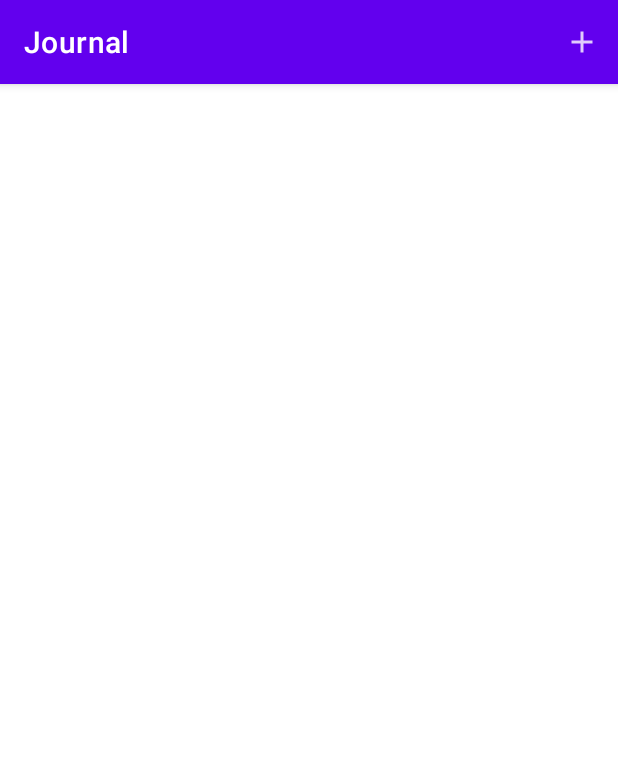
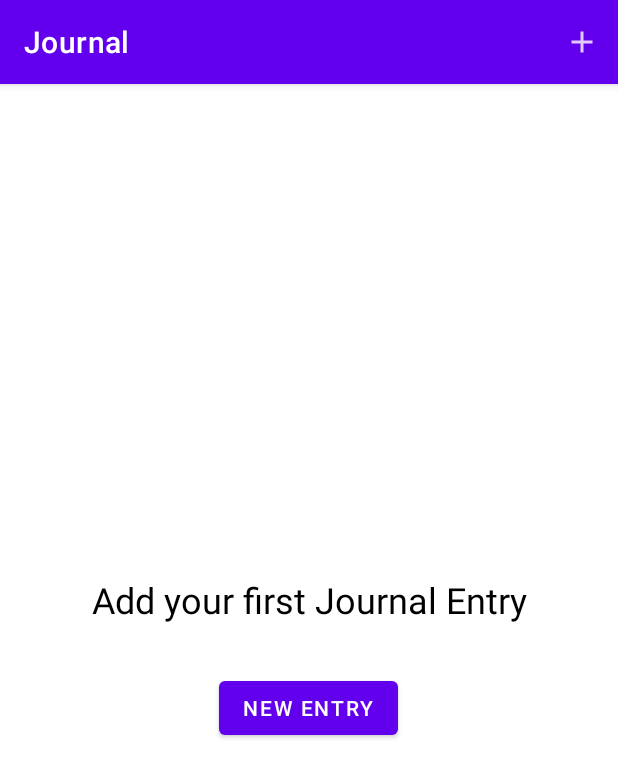
Before and after one commit to aaronalba/android-journal, an Android app: the screen it shows after launch (JournalListActivity), on a phone screen of 412 x 824 dp. Shown: the top 778 px of the screen. Run offline under Robolectric (Android 15) with nearby library versions, the phone set to English and light mode, and no system bars.

Commit message:
ADD new layout in framgent_journal_list
A message will be shown to the JournalListFragment to add a new Entry if
there are no entries yet in the list.

```diff
--- a/app/src/main/res/layout/fragment_journal_list.xml
+++ b/app/src/main/res/layout/fragment_journal_list.xml
@@ -1,8 +1,41 @@
 <?xml version="1.0" encoding="utf-8"?>
-<androidx.recyclerview.widget.RecyclerView
+<LinearLayout
     xmlns:android="http://schemas.android.com/apk/res/android"
-    android:id="@+id/entry_recycler_view"
+    android:orientation="vertical"
     android:layout_width="match_parent"
     android:layout_height="match_parent">
 
-</androidx.recyclerview.widget.RecyclerView>
+    <LinearLayout
+        android:id="@+id/list_empty"
+        android:orientation="vertical"
+        android:gravity="center"
+
+        android:layout_width="match_parent"
+        android:layout_height="match_parent" >
+        <!--    Show this Views if there are no Entries in the list yet-->
+
+        <TextView
+            android:layout_width="match_parent"
+            android:layout_height="wrap_content"
+            android:layout_marginBottom="32dp"
+            android:textAlignment="center"
+            android:textSize="24sp"
+            android:textColor="@color/black"
+            android:text="@string/list_empty_header"/>
+
+        <Button
+            android:id="@+id/new_entry"
+            android:layout_width="wrap_content"
+            android:layout_height="wrap_content"
+            android:text="@string/new_entry"/>
+
+
+
+    </LinearLayout>
+
+    <androidx.recyclerview.widget.RecyclerView
+        android:id="@+id/entry_recycler_view"
+        android:layout_width="match_parent"
+        android:layout_height="match_parent" />
+
+</LinearLayout>
--- a/app/src/main/res/values/strings.xml
+++ b/app/src/main/res/values/strings.xml
@@ -11,4 +11,5 @@
     <string name="prompt_delete_entry">Delete entry?</string>
     <string name="prompt_confirm">Confirm</string>
     <string name="done">Done</string>
+    <string name="list_empty_header">Add your first Journal Entry</string>
 </resources>
```
